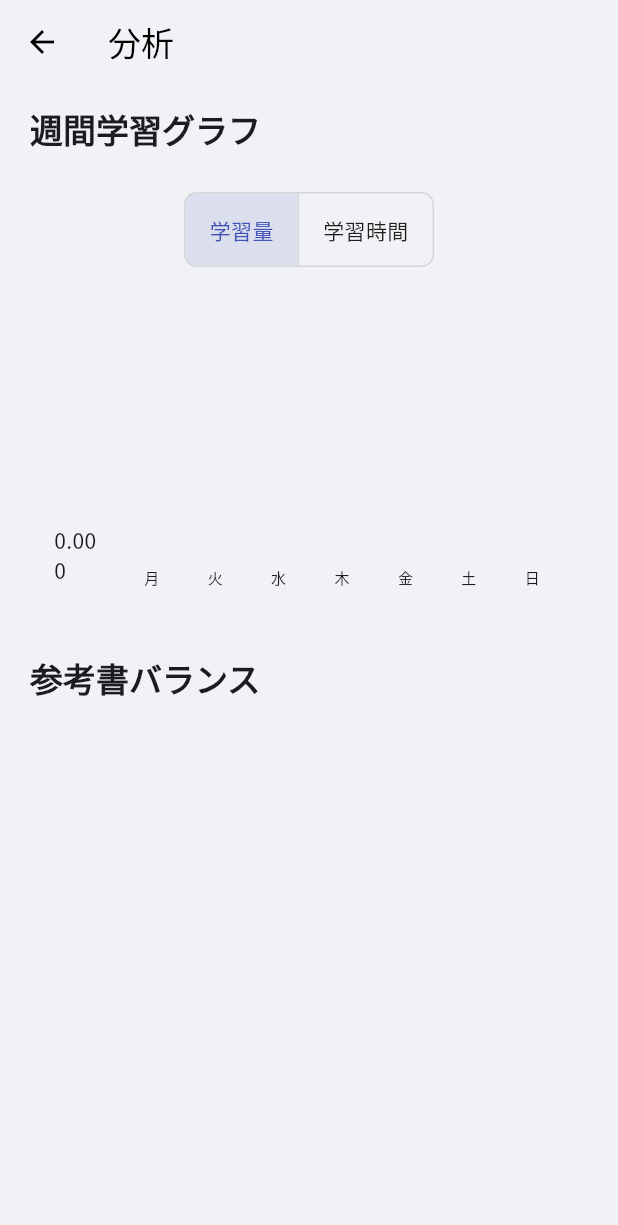
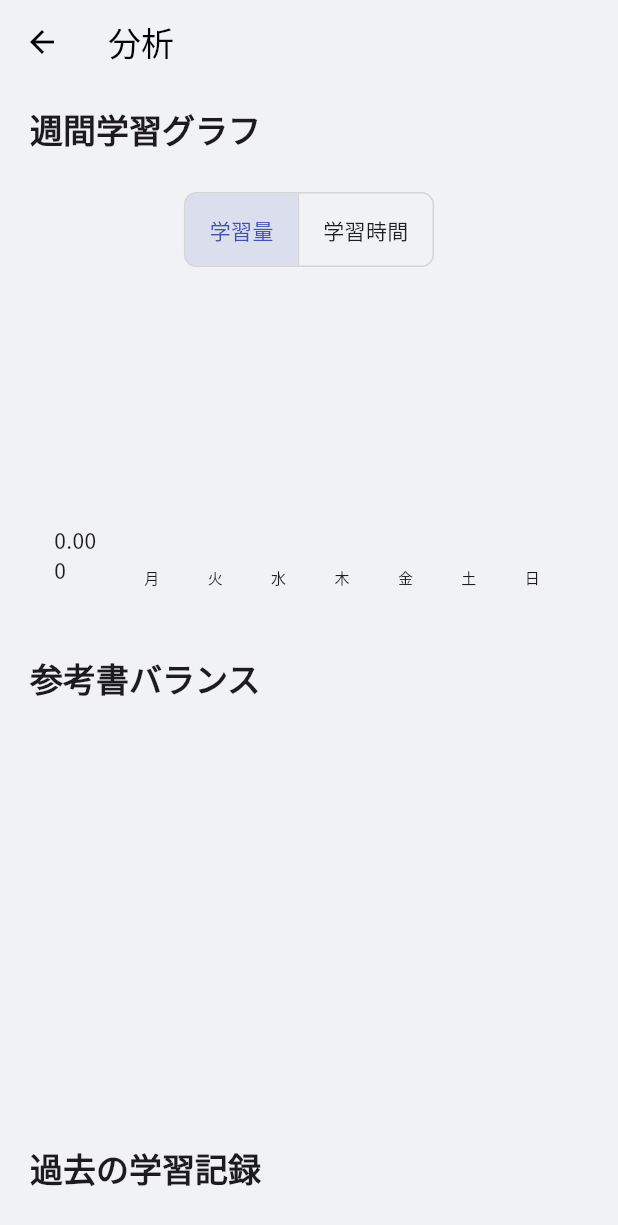
Before and after one commit to Nyao0410/Catalyze, a Flutter app: the AnalysisScreen screen opened directly, after a tap on "学習量", on a phone screen of 412 x 824 dp. Shown: the top 1225 px of the screen. Run offline on Flutter 3.47's test engine with Material 3 defaults, Android fonts, the light colour scheme and no system bars; drawn by our look-alikes of fl_chart; our stand-ins replace cloud_firestore, firebase_auth, firebase_core, google_fonts; accounts and stored records are empty.

Commit message:
v1.3.7　バグの産卵

```diff
--- a/lib/screens/analysis_screen.dart
+++ b/lib/screens/analysis_screen.dart
@@ -6,6 +6,8 @@ import 'package:study_ai_assistant/widgets/analysis/book_balance_pie_chart.dart'
 import 'package:study_ai_assistant/widgets/analysis/weekly_bar_chart.dart';
 import 'package:study_ai_assistant/widgets/error_display.dart';
 import 'package:study_ai_assistant/widgets/common/loading_indicator.dart';
+import 'package:study_ai_assistant/models/study_plan.dart';
+import 'package:intl/intl.dart'; // 追加
 
 class AnalysisScreen extends StatefulWidget {
   const AnalysisScreen({super.key});
@@ -28,14 +30,24 @@ class _AnalysisScreenState extends State<AnalysisScreen> {
   }
 
   Future<Map<String, dynamic>> _loadAnalysisData() async {
-    // 2つの非同期処理を並行して実行し、両方の完了を待つ
+    // 複数の非同期処理を並行して実行し、両方の完了を待つ
     final results = await Future.wait([
       _planService.getWeeklyLearningRecords(),
       _planService.getBookBalanceData(),
+      _planService.getPlans().first, // StreamなのでfirstでFutureに変換
+      _planService.getAllLearningRecords(), // 追加
     ]);
+
+    final List<StudyPlan> plans = results[2] as List<StudyPlan>;
+    final Map<String, String> planTitles = {
+      for (var plan in plans) plan.id: plan.title
+    };
+
     return {
       'weeklyRecords': results[0] as List<LearningRecord>,
       'bookBalance': results[1] as Map<String, Duration>,
+      'planTitles': planTitles,
+      'allLearningRecords': results[3] as List<LearningRecord>, // 追加
     };
   }
 
@@ -67,17 +79,22 @@ class _AnalysisScreenState extends State<AnalysisScreen> {
 
           final weeklyRecords = snapshot.data!['weeklyRecords'] as List<LearningRecord>;
           final bookBalance = snapshot.data!['bookBalance'] as Map<String, Duration>;
+          final planTitles = snapshot.data!['planTitles'] as Map<String, String>;
+          final allLearningRecords = snapshot.data!['allLearningRecords'] as List<LearningRecord>; // 追加
 
           return SingleChildScrollView(
-            padding: const EdgeInsets.all(p16), // AppSizes.p16 -> p16
+            padding: const EdgeInsets.all(p16),
             child: Column(
               crossAxisAlignment: CrossAxisAlignment.start,
               children: [
                 _buildSectionTitle(context, '週間学習グラフ'),
-                _buildBarChartCard(context, weeklyRecords),
-                const SizedBox(height: p24), // AppSizes.p24 -> p24
+                _buildBarChartCard(context, weeklyRecords, planTitles),
+                const SizedBox(height: p24),
                 _buildSectionTitle(context, '参考書バランス'),
                 _buildPieChartCard(context, bookBalance),
+                const SizedBox(height: p24), // 追加
+                _buildSectionTitle(context, '過去の学習記録'), // 追加
+                _buildLearningRecordsListCard(context, allLearningRecords, planTitles), // 追加
               ],
             ),
           );
@@ -88,7 +105,7 @@ class _AnalysisScreenState extends State<AnalysisScreen> {
 
   Widget _buildSectionTitle(BuildContext context, String title) {
     return Padding(
-      padding: const EdgeInsets.only(left: p4, bottom: p8), // AppSizes.p4 -> p4, AppSizes.p8 -> p8
+      padding: const EdgeInsets.only(left: p4, bottom: p8),
       child: Text(
         title,
         style: Theme.of(context).textTheme.titleLarge?.copyWith(
@@ -98,16 +115,16 @@ class _AnalysisScreenState extends State<AnalysisScreen> {
     );
   }
 
-  Widget _buildBarChartCard(BuildContext context, List<LearningRecord> records) {
+  Widget _buildBarChartCard(BuildContext context, List<LearningRecord> records, Map<String, String> planTitles) {
     final theme = Theme.of(context);
     return Card(
       elevation: 0,
       color: theme.colorScheme.surface,
       shape: RoundedRectangleBorder(
-        borderRadius: BorderRadius.circular(p12), // AppSizes.p12 -> p12
+        borderRadius: BorderRadius.circular(p12),
       ),
       child: Padding(
-        padding: const EdgeInsets.all(p16), // AppSizes.p16 -> p16
+        padding: const EdgeInsets.all(p16),
         child: Column(
           children: [
             ToggleButtons(
@@ -117,14 +134,14 @@ class _AnalysisScreenState extends State<AnalysisScreen> {
                   _barChartType = index == 0 ? BarChartType.amount : BarChartType.time;
                 });
               },
-              borderRadius: BorderRadius.circular(p8), // AppSizes.p8 -> p8
+              borderRadius: BorderRadius.circular(p8),
               children: const [
                 Padding(padding: EdgeInsets.symmetric(horizontal: p16), child: Text('学習量')),
                 Padding(padding: EdgeInsets.symmetric(horizontal: p16), child: Text('学習時間')),
               ],
             ),
-            const SizedBox(height: p16), // AppSizes.p16 -> p16
-            WeeklyBarChart(barChartType: _barChartType, records: records),
+            const SizedBox(height: p16),
+            WeeklyBarChart(barChartType: _barChartType, records: records, planTitles: planTitles),
           ],
         ),
       ),
@@ -137,12 +154,49 @@ class _AnalysisScreenState extends State<AnalysisScreen> {
       elevation: 0,
       color: theme.colorScheme.surface,
       shape: RoundedRectangleBorder(
-        borderRadius: BorderRadius.circular(p12), // AppSizes.p12 -> p12
+        borderRadius: BorderRadius.circular(p12),
       ),
       child: Padding(
-        padding: const EdgeInsets.all(p16), // AppSizes.p16 -> p16
+        padding: const EdgeInsets.all(p16),
         child: BookBalancePieChart(balanceData: balanceData),
       ),
     );
   }
+
+  Widget _buildLearningRecordsListCard(BuildContext context, List<LearningRecord> records, Map<String, String> planTitles) {
+    final theme = Theme.of(context);
+    return Card(
+      elevation: 0,
+      color: theme.colorScheme.surface,
+      shape: RoundedRectangleBorder(
+        borderRadius: BorderRadius.circular(p12),
+      ),
+      child: Padding(
+        padding: const EdgeInsets.all(p16),
+        child: Column(
+          crossAxisAlignment: CrossAxisAlignment.start,
+          children: [
+            if (records.isEmpty)
+              const Text('まだ学習記録がありません。')
+            else
+              ListView.builder(
+                shrinkWrap: true,
+                physics: const NeverScrollableScrollPhysics(),
+                itemCount: records.length,
+                itemBuilder: (context, index) {
+                  final record = records[index];
+                  final planTitle = planTitles[record.planId] ?? '不明な計画';
+                  return ListTile(
+                    title: Text('${record.amount} ${record.unit} (${record.ptCount} PT) - $planTitle'),
+                    subtitle: Text(
+                      '${DateFormat('yyyy/MM/dd HH:mm').format(record.date.toDate())} | 集中度: ${record.concentrationLevel} | 難易度: ${record.difficulty}',
+                    ),
+                  );
+                },
+              ),
+          ],
+        ),
+      ),
+    );
+  }
 }
--- a/lib/screens/plan_detail_screen.dart
+++ b/lib/screens/plan_detail_screen.dart
@@ -3,7 +3,6 @@ import 'package:study_ai_assistant/models/study_plan.dart';
 import 'package:study_ai_assistant/widgets/pomodoro_timer.dart';
 import 'package:study_ai_assistant/services/plan_service.dart';
 import 'package:study_ai_assistant/models/learning_record.dart';
-import 'package:intl/intl.dart';
 
 import 'package:study_ai_assistant/screens/evaluation_screen.dart';
 import 'package:study_ai_assistant/widgets/common/primary_button.dart';
@@ -57,35 +56,6 @@ class _PlanDetailScreenState extends State<PlanDetailScreen> {
                   );
                 },
               ),
-              const SizedBox(height: 32),
-              // 学習履歴の表示
-              StreamBuilder<List<LearningRecord>>(
-                stream: _planService.getLearningRecords(widget.plan.id),
-                builder: (context, snapshot) {
-                  if (snapshot.connectionState == ConnectionState.waiting) {
-                    return const CircularProgressIndicator();
-                  }
-                  if (snapshot.hasError) {
-                    return Text('エラー: ${snapshot.error}');
-                  }
-                  if (!snapshot.hasData || snapshot.data!.isEmpty) {
-                    return const Text('まだ学習記録がありません。');
-                  }
-                  final records = snapshot.data!;
-                  return ListView.builder(
-                    shrinkWrap: true,
-                    physics: const NeverScrollableScrollPhysics(),
-                    itemCount: records.length,
-                    itemBuilder: (context, index) {
-                      final record = records[index];
-                      return ListTile(
-                        title: Text('${record.amount} ${widget.plan.unit} (${record.ptCount} PT)'),
-                        subtitle: Text(DateFormat('yyyy/MM/dd HH:mm').format(record.date.toDate())),
-                      );
-                    },
-                  );
-                },
-              ),
               const SizedBox(height: 32), // ボタンとの間にスペースを追加
               PrimaryButton(
                 onPressed: () {
--- a/lib/services/plan_service.dart
+++ b/lib/services/plan_service.dart
@@ -165,6 +165,15 @@ class PlanService {
         .map((snapshot) => snapshot.docs.map((doc) => doc.data()).toList());
   }
 
+  /// すべての学習記録を取得する
+  Future<List<LearningRecord>> getAllLearningRecords() async {
+    if (_currentUser == null) return [];
+    final querySnapshot = await _recordsRef
+        .orderBy('date', descending: true)
+        .get();
+    return querySnapshot.docs.map((doc) => doc.data()).toList();
+  }
+
   /// 今日の学習目標PT数を取得する
   Future<int> getTodayLearningGoal() async {
     if (_currentUser == null) return 0;
--- a/lib/widgets/analysis/weekly_bar_chart.dart
+++ b/lib/widgets/analysis/weekly_bar_chart.dart
@@ -10,10 +10,12 @@ class WeeklyBarChart extends StatelessWidget {
     super.key,
     required this.barChartType,
     required this.records,
+    required this.planTitles,
   });
 
   final BarChartType barChartType;
   final List<LearningRecord> records;
+  final Map<String, String> planTitles;
 
   @override
   Widget build(BuildContext context) {
@@ -21,6 +23,16 @@ class WeeklyBarChart extends StatelessWidget {
     final colorScheme = theme.colorScheme;
     final isAmount = barChartType == BarChartType.amount;
     final weeklyData = _processRecords(isAmount);
+
+    // 各プランIDに色を割り当てる
+    final uniquePlanIds = records.map((e) => e.planId).toSet().toList();
+    final List<Color> colors = [
+      Colors.blue, Colors.green, Colors.red, Colors.purple, Colors.orange, Colors.teal, Colors.brown
+    ];
+    final Map<String, Color> planColors = {};
+    for (int i = 0; i < uniquePlanIds.length; i++) {
+      planColors[uniquePlanIds[i]] = colors[i % colors.length];
+    }
 
     return AspectRatio(
       aspectRatio: 1.7,
@@ -50,7 +62,7 @@ class WeeklyBarChart extends StatelessWidget {
                   }
                   return SideTitleWidget(axisSide: meta.axisSide, child: Text(text, style: style));
                 },
-                reservedSize: p24, // AppSizes.p24 -> p24
+                reservedSize: p24,
               ),
             ),
           ),
@@ -58,23 +70,37 @@ class WeeklyBarChart extends StatelessWidget {
             show: true,
             drawVerticalLine: false,
             getDrawingHorizontalLine: (value) => FlLine(
-              color: colorScheme.onSurface.withAlpha(25), // withOpacity(0.1) -> withAlpha(0.1 * 255) = 25.5
+              color: colorScheme.onSurface.withAlpha(25),
               strokeWidth: 1,
             ),
           ),
           borderData: FlBorderData(show: false),
           barGroups: List.generate(7, (i) {
+            final dayData = weeklyData[i] ?? {};
+            final List<BarChartRodStackItem> stackItems = [];
+            double currentStackY = 0;
+
+            dayData.forEach((planId, value) {
+              stackItems.add(BarChartRodStackItem(
+                currentStackY,
+                currentStackY + value,
+                planColors[planId] ?? Colors.grey,
+              ));
+              currentStackY += value;
+            });
+
             return BarChartGroupData(
               x: i,
               barRods: [
                 BarChartRodData(
-                  toY: weeklyData[i],
-                  color: colorScheme.primary,
-                  width: p16, // AppSizes.p16 -> p16
+                  toY: currentStackY,
+                  color: Colors.transparent,
+                  width: p16,
                   borderRadius: const BorderRadius.only(
-                    topLeft: Radius.circular(p4), // AppSizes.p4 -> p4
-                    topRight: Radius.circular(p4), // AppSizes.p4 -> p4
+                    topLeft: Radius.circular(p4),
+                    topRight: Radius.circular(p4),
                   ),
+                  rodStackItems: stackItems,
                 ),
               ],
             );
@@ -85,15 +111,18 @@ class WeeklyBarChart extends StatelessWidget {
   }
 
   // 学習記録を曜日のデータに加工する
-  List<double> _processRecords(bool isAmount) {
-    List<double> data = List.filled(7, 0.0); // 月曜〜日曜
+  Map<int, Map<String, double>> _processRecords(bool isAmount) {
+    final Map<int, Map<String, double>> data = {};
 
     for (final record in records) {
-      final dayIndex = record.date.toDate().weekday - 1; // 月曜=0, ...
+      final dayIndex = record.date.toDate().weekday - 1;
+      data.putIfAbsent(dayIndex, () => {});
+
+      final planId = record.planId;
       if (isAmount) {
-        data[dayIndex] += record.amount;
+        data[dayIndex]![planId] = (data[dayIndex]![planId] ?? 0.0) + record.amount;
       } else {
-        data[dayIndex] += record.durationInMinutes;
+        data[dayIndex]![planId] = (data[dayIndex]![planId] ?? 0.0) + record.durationInMinutes;
       }
     }
     return data;
```
Also changed, not shown: 1 other file.
